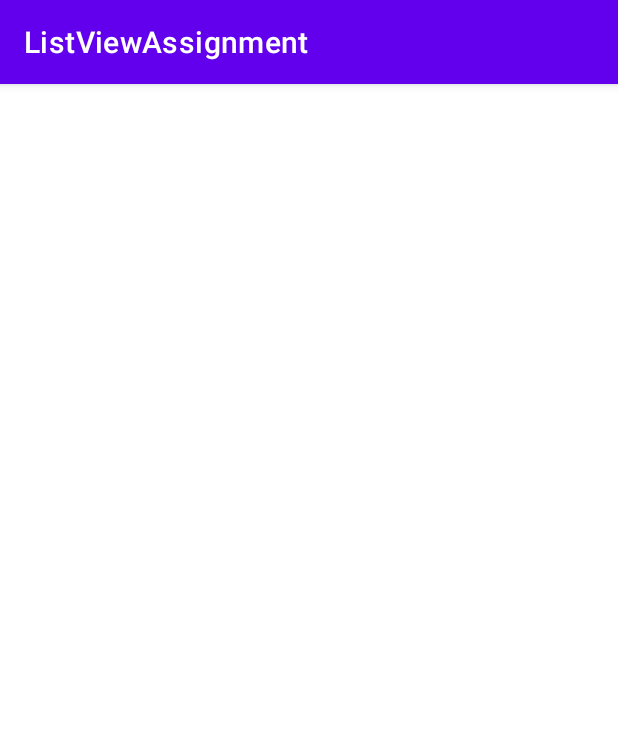
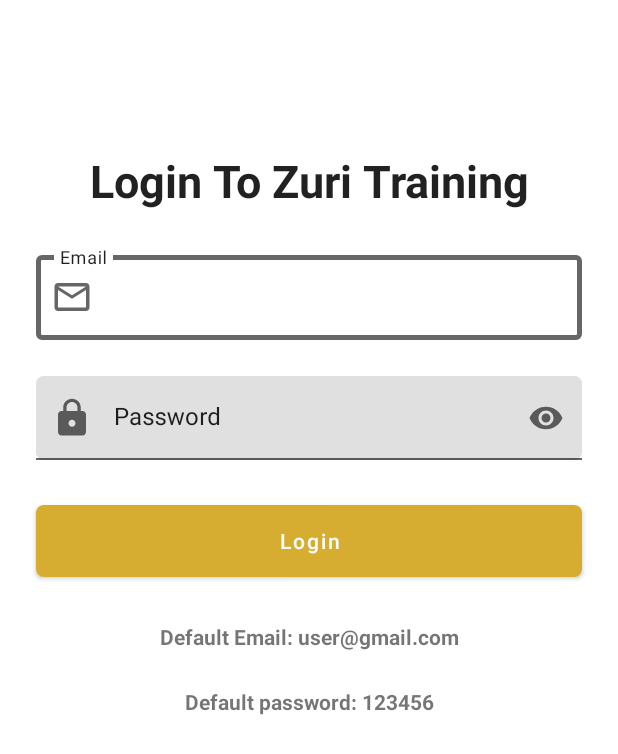
Before and after one commit to robert-muriithi/ListViewAssignment, an Android app: the screen it shows after launch (MainActivity before the commit, LoginActivity after it), on a phone screen of 412 x 824 dp. Shown: the top 754 px of the screen. Run offline under Robolectric (Android 15) with nearby library versions, the phone set to English and light mode, and no system bars.

Commit message:
worked on ListViewActivity

```diff
--- a/app/src/main/AndroidManifest.xml
+++ b/app/src/main/AndroidManifest.xml
@@ -9,7 +9,8 @@
         android:roundIcon="@mipmap/ic_launcher_round"
         android:supportsRtl="true"
         android:theme="@style/Theme.ListViewAssignment">
-        <activity android:name=".MainActivity">
+        <activity android:name=".ListViewActivity"></activity>
+        <activity android:name=".LoginActivity">
             <intent-filter>
                 <action android:name="android.intent.action.MAIN" />
 
--- /dev/null
+++ b/app/src/main/java/com/example/listviewassignment/ListViewActivity.java
@@ -0,0 +1,24 @@
+package com.example.listviewassignment;
+
+import androidx.appcompat.app.AppCompatActivity;
+
+import android.os.Bundle;
+import android.widget.ArrayAdapter;
+import android.widget.ListView;
+
+public class ListViewActivity extends AppCompatActivity {
+    ListView listView;
+    ListViewAdapter adapter;
+    String [] listItems = {"Bananas","Oranges","Avocados","Pineapples","Watermelons","Grapes","Mangoes","Apples","Guavas","Lemons"};
+
+
+    @Override
+    protected void onCreate(Bundle savedInstanceState) {
+        super.onCreate(savedInstanceState);
+        setContentView(R.layout.activity_list_view);
+
+        listView = (ListView) findViewById(R.id.listView);
+        adapter = new ListViewAdapter(this, listItems);
+        listView.setAdapter(adapter);
+    }
+}
--- /dev/null
+++ b/app/src/main/java/com/example/listviewassignment/ListViewAdapter.java
@@ -0,0 +1,46 @@
+package com.example.listviewassignment;
+
+import android.content.Context;
+import android.view.LayoutInflater;
+import android.view.View;
+import android.view.ViewGroup;
+import android.widget.BaseAdapter;
+import android.widget.TextView;
+
+public class ListViewAdapter extends BaseAdapter {
+
+    Context context;
+    String [] listItems;
+    LayoutInflater inflater;
+
+    public ListViewAdapter(Context context, String[] listItems) {
+        this.context = context;
+        this.listItems = listItems;
+    }
+
+    @Override
+    public int getCount() {
+        return listItems.length;
+    }
+
+    @Override
+    public Object getItem(int i) {
+        return null;
+    }
+
+    @Override
+    public long getItemId(int i) {
+        return 0;
+    }
+
+    @Override
+    public View getView(int i, View view, ViewGroup viewGroup) {
+        TextView textView;
+
+        inflater =(LayoutInflater) context.getSystemService(Context.LAYOUT_INFLATER_SERVICE);
+        View viewItem = inflater.inflate(R.layout.list_view_item,viewGroup,false);
+        textView = (TextView) viewItem.findViewById(R.id.list_item);
+        textView.setText(listItems[i]);
+        return viewItem;
+    }
+}
--- /dev/null
+++ b/app/src/main/java/com/example/listviewassignment/LoginActivity.java
@@ -0,0 +1,27 @@
+package com.example.listviewassignment;
+
+import androidx.appcompat.app.AppCompatActivity;
+
+import android.content.Intent;
+import android.os.Bundle;
+import android.view.View;
+import android.widget.Button;
+
+public class LoginActivity extends AppCompatActivity {
+Button loginButton;
+    @Override
+    protected void onCreate(Bundle savedInstanceState) {
+        super.onCreate(savedInstanceState);
+        setContentView(R.layout.activity_login);
+
+        loginButton = (Button) findViewById(R.id.loginButton);
+
+        loginButton.setOnClickListener(new View.OnClickListener() {
+            @Override
+            public void onClick(View view) {
+                Intent intent = new Intent(getApplicationContext(),ListViewActivity.class);
+                startActivity(intent);
+            }
+        });
+    }
+}
--- a/app/src/main/java/com/example/listviewassignment/MainActivity.java
+++ /dev/null
@@ -1,14 +0,0 @@
-package com.example.listviewassignment;
-
-import androidx.appcompat.app.AppCompatActivity;
-
-import android.os.Bundle;
-
-public class MainActivity extends AppCompatActivity {
-
-    @Override
-    protected void onCreate(Bundle savedInstanceState) {
-        super.onCreate(savedInstanceState);
-        setContentView(R.layout.activity_main);
-    }
-}
--- /dev/null
+++ b/app/src/main/res/drawable/ic_lock.xml
@@ -0,0 +1,5 @@
+<vector android:height="28dp" android:tint="?attr/colorControlNormal"
+    android:viewportHeight="24" android:viewportWidth="24"
+    android:width="28dp" xmlns:android="http://schemas.android.com/apk/res/android">
+    <path android:fillColor="@android:color/white" android:pathData="M18,8h-1L17,6c0,-2.76 -2.24,-5 -5,-5S7,3.24 7,6v2L6,8c-1.1,0 -2,0.9 -2,2v10c0,1.1 0.9,2 2,2h12c1.1,0 2,-0.9 2,-2L20,10c0,-1.1 -0.9,-2 -2,-2zM12,17c-1.1,0 -2,-0.9 -2,-2s0.9,-2 2,-2 2,0.9 2,2 -0.9,2 -2,2zM15.1,8L8.9,8L8.9,6c0,-1.71 1.39,-3.1 3.1,-3.1 1.71,0 3.1,1.39 3.1,3.1v2z"/>
+</vector>
--- /dev/null
+++ b/app/src/main/res/drawable/ic_mail_outline.xml
@@ -0,0 +1,5 @@
+<vector android:height="28dp" android:tint="?attr/colorControlNormal"
+    android:viewportHeight="24" android:viewportWidth="24"
+    android:width="28dp" xmlns:android="http://schemas.android.com/apk/res/android">
+    <path android:fillColor="@android:color/white" android:pathData="M20,4L4,4c-1.1,0 -1.99,0.9 -1.99,2L2,18c0,1.1 0.9,2 2,2h16c1.1,0 2,-0.9 2,-2L22,6c0,-1.1 -0.9,-2 -2,-2zM20,18L4,18L4,8l8,5 8,-5v10zM12,11L4,6h16l-8,5z"/>
+</vector>
--- /dev/null
+++ b/app/src/main/res/layout/activity_list_view.xml
@@ -0,0 +1,21 @@
+<?xml version="1.0" encoding="utf-8"?>
+<RelativeLayout
+    xmlns:android="http://schemas.android.com/apk/res/android"
+    xmlns:app="http://schemas.android.com/apk/res-auto"
+    xmlns:tools="http://schemas.android.com/tools"
+    android:layout_width="match_parent"
+    android:layout_height="match_parent"
+    tools:context=".ListViewActivity"
+    android:id="@+id/relativeLayout">
+
+    <ListView
+        android:id="@+id/listView"
+        android:layout_width="match_parent"
+        android:layout_height="wrap_content"
+        android:divider="#D6AD30"
+        android:dividerHeight="1dp"
+        android:listSelector="#CCCDD5">
+
+    </ListView>
+
+</RelativeLayout>
--- /dev/null
+++ b/app/src/main/res/layout/activity_login.xml
@@ -0,0 +1,139 @@
+<?xml version="1.0" encoding="utf-8"?>
+<androidx.constraintlayout.widget.ConstraintLayout xmlns:android="http://schemas.android.com/apk/res/android"
+    xmlns:app="http://schemas.android.com/apk/res-auto"
+    xmlns:tools="http://schemas.android.com/tools"
+    android:layout_width="match_parent"
+    android:layout_height="match_parent"
+    tools:context=".LoginActivity">
+
+    <com.google.android.material.textview.MaterialTextView
+        android:id="@+id/loginText"
+        android:layout_width="match_parent"
+        android:layout_height="wrap_content"
+        android:layout_marginTop="100dp"
+        android:gravity="center_horizontal"
+        android:text="@string/login_to_zuri_training"
+        android:textColor="?android:attr/textColorPrimary"
+        android:textSize="30sp"
+        android:textStyle="bold"
+        app:layout_constraintEnd_toEndOf="parent"
+        app:layout_constraintStart_toStartOf="parent"
+        app:layout_constraintTop_toTopOf="parent" />
+
+    <com.google.android.material.textfield.TextInputLayout
+        android:id="@+id/EmailInputLayout"
+        android:layout_width="match_parent"
+        android:layout_height="wrap_content"
+        android:layout_marginStart="24dp"
+        android:layout_marginLeft="24dp"
+        android:layout_marginTop="24dp"
+        android:layout_marginEnd="24dp"
+        android:layout_marginRight="24dp"
+        android:hint="@string/email"
+        android:textColorHint="?android:attr/textColorPrimary"
+        app:boxStrokeColor="?attr/colorControlNormal"
+        app:boxStrokeWidthFocused="3dp"
+        app:endIconMode="clear_text"
+        app:endIconTint="?attr/colorControlNormal"
+        app:hintTextColor="?android:attr/textColorPrimary"
+        app:layout_constraintEnd_toEndOf="parent"
+        app:layout_constraintStart_toStartOf="parent"
+        app:layout_constraintTop_toBottomOf="@+id/loginText"
+        app:startIconDrawable="@drawable/ic_mail_outline"
+        app:startIconTint="?attr/colorControlNormal"
+        style="@style/Widget.MaterialComponents.TextInputLayout.OutlinedBox">
+
+        <com.google.android.material.textfield.TextInputEditText
+            android:id="@+id/emailEditText"
+            android:layout_width="match_parent"
+            android:layout_height="wrap_content"
+            android:inputType="textEmailAddress"
+            android:textColor="?android:attr/textColorPrimary" />
+
+    </com.google.android.material.textfield.TextInputLayout>
+
+    <com.google.android.material.textfield.TextInputLayout
+        android:id="@+id/passwordInputLayout"
+        android:layout_width="match_parent"
+        android:layout_height="wrap_content"
+        android:layout_marginStart="24dp"
+        android:layout_marginLeft="24dp"
+        android:layout_marginTop="24dp"
+        android:layout_marginEnd="24dp"
+        android:layout_marginRight="24dp"
+        android:hint="@string/password"
+        android:textColorHint="?android:attr/textColorPrimary"
+        app:boxCornerRadiusBottomEnd="5dp"
+        app:boxCornerRadiusBottomStart="5dp"
+        app:boxCornerRadiusTopEnd="5dp"
+        app:boxCornerRadiusTopStart="5dp"
+        app:boxStrokeColor="?attr/colorControlNormal"
+        app:boxStrokeWidthFocused="3dp"
+        app:endIconMode="password_toggle"
+        app:endIconTint="?attr/colorControlNormal"
+        app:hintTextColor="?android:attr/textColorPrimary"
+        app:layout_constraintEnd_toEndOf="parent"
+        app:layout_constraintStart_toStartOf="parent"
+        app:layout_constraintTop_toBottomOf="@+id/EmailInputLayout"
+        app:startIconDrawable="@drawable/ic_lock"
+        app:startIconTint="?attr/colorControlNormal">
+
+        <com.google.android.material.textfield.TextInputEditText
+            android:id="@+id/passwordEditText"
+            android:layout_width="match_parent"
+            android:layout_height="wrap_content"
+            android:inputType="textPassword"
+            android:textColor="?android:attr/textColorPrimary" />
+
+    </com.google.android.material.textfield.TextInputLayout>
+
+    <com.google.android.material.button.MaterialButton
+        android:id="@+id/loginButton"
+        android:layout_width="0dp"
+        android:layout_height="60dp"
+        android:layout_marginStart="24dp"
+        android:layout_marginLeft="24dp"
+        android:layout_marginTop="24dp"
+        android:layout_marginEnd="24dp"
+        android:layout_marginRight="24dp"
+        android:text="@string/login"
+        android:textAllCaps="false"
+        app:cornerRadius="5dp"
+        app:layout_constraintEnd_toEndOf="parent"
+        app:layout_constraintStart_toStartOf="parent"
+        app:layout_constraintTop_toBottomOf="@+id/passwordInputLayout" />
+
+    <com.google.android.material.textview.MaterialTextView
+        android:id="@+id/materialTextView"
+        android:layout_width="0dp"
+        android:layout_height="wrap_content"
+        android:layout_marginStart="24dp"
+        android:layout_marginLeft="24dp"
+        android:layout_marginTop="24dp"
+        android:layout_marginEnd="24dp"
+        android:layout_marginRight="24dp"
+        android:gravity="center_horizontal"
+        android:text="@string/default_email_user_gmail_com"
+        android:textStyle="bold"
+        app:layout_constraintEnd_toEndOf="parent"
+        app:layout_constraintStart_toStartOf="parent"
+        app:layout_constraintTop_toBottomOf="@+id/loginButton" />
+
+    <com.google.android.material.textview.MaterialTextView
+        android:layout_width="0dp"
+        android:layout_height="wrap_content"
+        android:layout_marginStart="24dp"
+        android:layout_marginLeft="24dp"
+        android:layout_marginTop="24dp"
+        android:layout_marginEnd="24dp"
+        android:layout_marginRight="24dp"
+        android:text="@string/default_password_123456"
+        android:textStyle="bold"
+        android:gravity="center"
+        app:layout_constraintEnd_toEndOf="parent"
+        app:layout_constraintStart_toStartOf="parent"
+        app:layout_constraintTop_toBottomOf="@+id/materialTextView"
+        />
+
+
+</androidx.constraintlayout.widget.ConstraintLayout>
--- a/app/src/main/res/layout/activity_main.xml
+++ /dev/null
@@ -1,11 +0,0 @@
-<?xml version="1.0" encoding="utf-8"?>
-<androidx.constraintlayout.widget.ConstraintLayout xmlns:android="http://schemas.android.com/apk/res/android"
-    xmlns:app="http://schemas.android.com/apk/res-auto"
-    xmlns:tools="http://schemas.android.com/tools"
-    android:layout_width="match_parent"
-    android:layout_height="match_parent"
-    tools:context=".MainActivity">
-
-
-
-</androidx.constraintlayout.widget.ConstraintLayout>
--- /dev/null
+++ b/app/src/main/res/layout/list_view_item.xml
@@ -0,0 +1,18 @@
+<?xml version="1.0" encoding="utf-8"?>
+<RelativeLayout
+    xmlns:android="http://schemas.android.com/apk/res/android"
+    android:layout_width="match_parent"
+    android:layout_height="match_parent">
+
+    <com.google.android.material.textview.MaterialTextView
+
+        android:layout_width="wrap_content"
+        android:layout_height="wrap_content"
+        android:id="@+id/list_item"
+        android:text="@string/sample_1"
+        android:textSize="18sp"
+        android:textStyle="bold"
+        android:padding="15dp"
+        android:layout_centerVertical="true"/>
+
+</RelativeLayout>
--- a/app/src/main/res/values/strings.xml
+++ b/app/src/main/res/values/strings.xml
@@ -1,3 +1,10 @@
 <resources>
     <string name="app_name">ListViewAssignment</string>
+    <string name="login_to_zuri_training">Login To Zuri Training</string>
+    <string name="email">Email</string>
+    <string name="password">Password</string>
+    <string name="login">Login</string>
+    <string name="default_email_user_gmail_com">Default Email: user@gmail.com</string>
+    <string name="default_password_123456">Default password: 123456</string>
+    <string name="sample_1">Sample 1</string>
 </resources>
--- a/app/src/main/res/values/themes.xml
+++ b/app/src/main/res/values/themes.xml
@@ -1,9 +1,9 @@
 <resources xmlns:tools="http://schemas.android.com/tools">
     <!-- Base application theme. -->
-    <style name="Theme.ListViewAssignment" parent="Theme.MaterialComponents.DayNight.DarkActionBar">
+    <style name="Theme.ListViewAssignment" parent="Theme.MaterialComponents.DayNight.NoActionBar">
         <!-- Primary brand color. -->
-        <item name="colorPrimary">@color/purple_500</item>
-        <item name="colorPrimaryVariant">@color/purple_700</item>
+        <item name="colorPrimary">#D6AD30</item>
+        <item name="colorPrimaryVariant">#D6AD30</item>
         <item name="colorOnPrimary">@color/white</item>
         <!-- Secondary brand color. -->
         <item name="colorSecondary">@color/teal_200</item>
```
